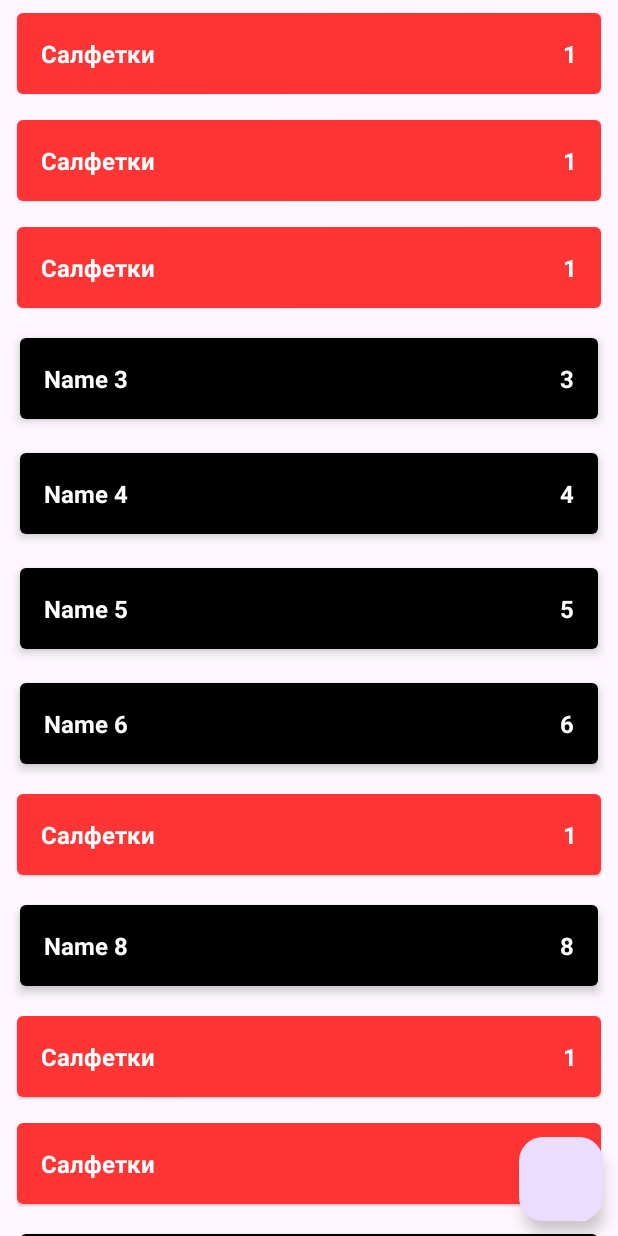
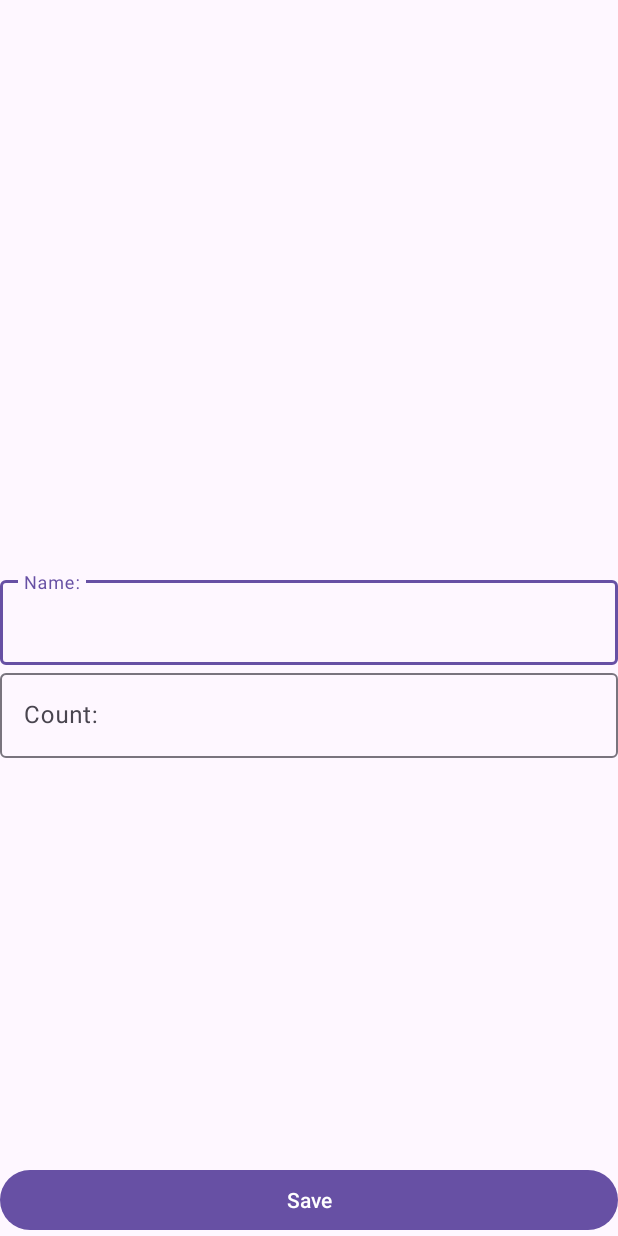
Before and after one commit to Maxim-Pavlenko/ShoppingList, an Android app: the screen it shows after launch (MainActivity before the commit, ShopItemActivity after it), after a tap on "Салфетки", on a phone screen of 412 x 824 dp. Run offline under Robolectric (Android 15) with nearby library versions, the phone set to English and light mode, and no system bars.

Commit message:
create ShopItemActivity

```diff
--- a/app/src/main/AndroidManifest.xml
+++ b/app/src/main/AndroidManifest.xml
@@ -13,6 +13,9 @@
         android:theme="@style/Theme.ShoppingList"
         tools:targetApi="31">
         <activity
+            android:name=".presentation.ShopItemActivity"
+            android:exported="false" />
+        <activity
             android:name=".presentation.MainActivity"
             android:exported="true">
             <intent-filter>
--- a/app/src/main/java/com/example/shoppinglist/domain/ShopItem.kt
+++ b/app/src/main/java/com/example/shoppinglist/domain/ShopItem.kt
@@ -1,10 +1,10 @@
 package com.example.shoppinglist.domain
 
 data class ShopItem (
-    var id: Int = UNDEFINED_ID,
     val name: String,
     val count: Int,
-    val enabled: Boolean
+    val enabled: Boolean,
+    var id: Int = UNDEFINED_ID
 ) {
     companion object {
          const val UNDEFINED_ID = -1
--- a/app/src/main/java/com/example/shoppinglist/presentation/MainActivity.kt
+++ b/app/src/main/java/com/example/shoppinglist/presentation/MainActivity.kt
@@ -6,6 +6,7 @@ import androidx.lifecycle.ViewModelProvider
 import androidx.recyclerview.widget.ItemTouchHelper
 import androidx.recyclerview.widget.RecyclerView
 import com.example.shoppinglist.R
+import com.google.android.material.floatingactionbutton.FloatingActionButton
 
 class MainActivity : AppCompatActivity() {
     private lateinit var viewModel: MainViewModel
@@ -18,6 +19,11 @@ class MainActivity : AppCompatActivity() {
         viewModel.shopList.observe(this) {
             shopListAdapter.submitList(it)
         }
+        val buttonAddItem = findViewById<FloatingActionButton>(R.id.button_add_shop_item)
+        buttonAddItem.setOnClickListener {
+            val intent = ShopItemActivity.newIntentAddItem(this)
+            startActivity(intent)
+        }
     }
 
     fun setupRecyclerView() {
@@ -26,7 +32,10 @@ class MainActivity : AppCompatActivity() {
         with(rvShopList) {
             adapter = shopListAdapter
             recycledViewPool.setMaxRecycledViews(ShopListAdapter.ACTIVE, ShopListAdapter.MAX_POOL)
-            recycledViewPool.setMaxRecycledViews(ShopListAdapter.NOT_ACTIVE, ShopListAdapter.MAX_POOL)
+            recycledViewPool.setMaxRecycledViews(
+                ShopListAdapter.NOT_ACTIVE,
+                ShopListAdapter.MAX_POOL
+            )
         }
         rvShopList.adapter = shopListAdapter
         setupLongClickListener()
@@ -58,7 +67,8 @@ class MainActivity : AppCompatActivity() {
 
     private fun setupClickListener() {
         shopListAdapter.onShopItemClickListener = {
-
+            val intent = ShopItemActivity.newIntentEditItem(this, it.id)
+            startActivity(intent)
         }
     }
 
--- /dev/null
+++ b/app/src/main/java/com/example/shoppinglist/presentation/ShopItemActivity.kt
@@ -0,0 +1,93 @@
+package com.example.shoppinglist.presentation
+
+import android.content.Context
+import android.content.Intent
+import android.os.Bundle
+import android.util.Log
+import android.widget.Button
+import android.widget.EditText
+import androidx.activity.enableEdgeToEdge
+import androidx.appcompat.app.AppCompatActivity
+import androidx.core.view.ViewCompat
+import androidx.core.view.WindowInsetsCompat
+import androidx.lifecycle.ViewModelProvider
+import com.example.shoppinglist.R
+import com.example.shoppinglist.domain.ShopItem
+import com.google.android.material.textfield.TextInputLayout
+import java.lang.RuntimeException
+
+class ShopItemActivity : AppCompatActivity() {
+
+    private lateinit var viewModel: ShopItemViewModel
+
+    private lateinit var tilName: TextInputLayout
+    private lateinit var tilCount: TextInputLayout
+    private lateinit var etName: EditText
+    private lateinit var etCount: EditText
+    private lateinit var buttonSave: Button
+    private var screenMode = MODE_UNKNOW
+    private var shopItemId = ShopItem.UNDEFINED_ID
+
+    override fun onCreate(savedInstanceState: Bundle?) {
+        super.onCreate(savedInstanceState)
+        setContentView(R.layout.activity_shop_item)
+        parseIntent()
+        viewModel = ViewModelProvider(this).get(ShopItemViewModel::class.java)
+        initViews()
+        when(screenMode) {
+            MODE_EDIT -> launchEditMode()
+            MODE_ADD -> launchAddMode()
+        }
+    }
+
+    private fun launchEditMode() {
+
+    }
+    private fun launchAddMode() {
+
+    }
+    private fun parseIntent() {
+        if (!intent.hasExtra(EXTRA_SCREEN_MODE)) {
+            throw RuntimeException("Param screen mode is absent")
+        }
+        val mode = intent.getStringExtra(EXTRA_SCREEN_MODE)
+        if (mode != MODE_EDIT && mode != MODE_ADD) {
+            throw RuntimeException("Unknow screen mode $mode")
+        }
+        if (mode == MODE_EDIT) {
+            if (!intent.hasExtra(EXTRA_SHOP_ITEM_ID)) {
+                throw RuntimeException("Param shop item id is absent")
+            }
+            shopItemId = intent.getIntExtra(EXTRA_SHOP_ITEM_ID, ShopItem.UNDEFINED_ID)
+        }
+        screenMode = mode
+    }
+
+    private fun initViews() {
+        tilName = findViewById(R.id.til_name)
+        tilCount = findViewById(R.id.til_count)
+        etName = findViewById(R.id.et_name)
+        etCount = findViewById(R.id.et_count)
+        buttonSave = findViewById(R.id.save_button)
+    }
+
+    companion object {
+        private const val EXTRA_SCREEN_MODE = "extra_mode"
+        private const val MODE_ADD = "mode_add"
+        private const val MODE_EDIT = "mode_edit"
+        private const val EXTRA_SHOP_ITEM_ID = "extra_shop_item_id"
+        private const val MODE_UNKNOW = ""
+        fun newIntentAddItem(context: Context): Intent {
+            val intent = Intent(context, ShopItemActivity::class.java)
+            intent.putExtra(EXTRA_SCREEN_MODE, MODE_ADD)
+            return intent
+        }
+
+        fun newIntentEditItem(context: Context, shopItemId: Int): Intent {
+            val intent = Intent(context, ShopItemActivity::class.java)
+            intent.putExtra(EXTRA_SCREEN_MODE, MODE_EDIT)
+            intent.putExtra(EXTRA_SHOP_ITEM_ID, shopItemId)
+            return intent
+        }
+    }
+}
--- /dev/null
+++ b/app/src/main/res/layout/activity_shop_item.xml
@@ -0,0 +1,48 @@
+<?xml version="1.0" encoding="utf-8"?>
+<androidx.constraintlayout.widget.ConstraintLayout xmlns:android="http://schemas.android.com/apk/res/android"
+    xmlns:app="http://schemas.android.com/apk/res-auto"
+    xmlns:tools="http://schemas.android.com/tools"
+    android:id="@+id/main"
+    android:layout_width="match_parent"
+    android:layout_height="match_parent"
+    tools:context=".presentation.ShopItemActivity">
+
+    <com.google.android.material.textfield.TextInputLayout
+        android:id="@+id/til_name"
+        android:layout_width="match_parent"
+        android:layout_height="wrap_content"
+        app:layout_constraintBottom_toBottomOf="parent"
+        app:layout_constraintTop_toTopOf="parent"
+        tools:ignore="MissingConstraints">
+
+        <com.google.android.material.textfield.TextInputEditText
+            android:id="@+id/et_name"
+            android:layout_width="match_parent"
+            android:layout_height="wrap_content"
+            android:hint="Name:"
+            android:inputType="textCapWords" />
+    </com.google.android.material.textfield.TextInputLayout>
+
+    <com.google.android.material.textfield.TextInputLayout
+        android:id="@+id/til_count"
+        android:layout_width="match_parent"
+        android:layout_height="wrap_content"
+        app:layout_constraintTop_toBottomOf="@+id/til_name"
+        tools:ignore="MissingConstraints">
+
+        <com.google.android.material.textfield.TextInputEditText
+            android:id="@+id/et_count"
+            android:layout_width="match_parent"
+            android:layout_height="wrap_content"
+            android:hint="Count:"
+            android:inputType="textCapWords" />
+    </com.google.android.material.textfield.TextInputLayout>
+
+    <Button
+        android:id="@+id/save_button"
+        android:layout_width="match_parent"
+        android:layout_height="wrap_content"
+        android:text="Save"
+        app:layout_constraintBottom_toBottomOf="parent"
+        tools:ignore="MissingConstraints" />
+</androidx.constraintlayout.widget.ConstraintLayout>
```
Also changed, not shown: app/src/main/java/com/example/shoppinglist/presentation/ShopItemViewModel.kt (added, +99 -0 lines).
